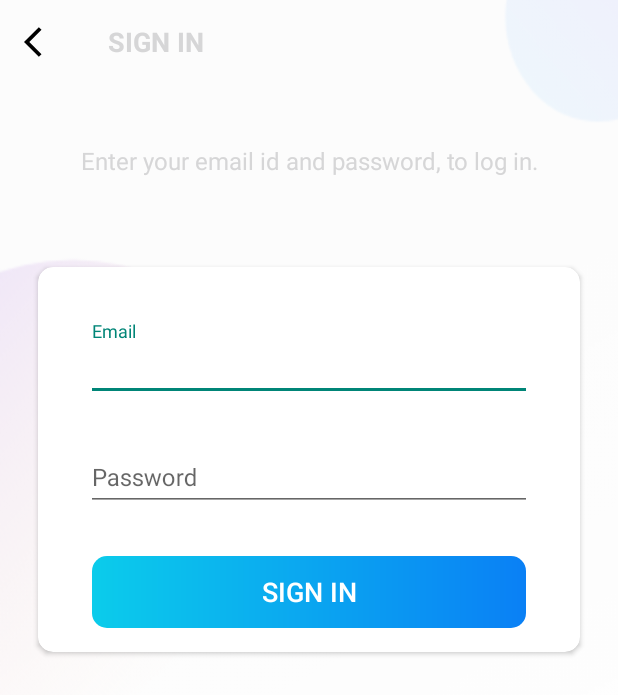
After one commit to sashok1353/android-projects, an Android app: the SignInActivity screen opened directly, with no data from a screen before it, on a phone screen of 412 x 824 dp. The commit adds this screen. Shown: the top 695 px of the screen. Run offline under Robolectric (Android 15) with nearby library versions, the phone set to English and light mode, and no system bars.

Commit message:
Setting up sign in activity

```diff
--- a/Projemanag/app/src/main/AndroidManifest.xml
+++ b/Projemanag/app/src/main/AndroidManifest.xml
@@ -13,10 +13,19 @@
         android:theme="@style/Theme.Projemanag"
         tools:targetApi="31">
         <activity
-            android:name=".SignUpActivity"
+            android:name=".SignInActivity"
             android:screenOrientation="portrait"
             android:theme="@style/Theme.AppCompat.DayNight.NoActionBar"
             android:exported="false">
+            <meta-data
+                android:name="android.app.lib_name"
+                android:value="" />
+        </activity>
+        <activity
+            android:name=".SignUpActivity"
+            android:exported="false"
+            android:screenOrientation="portrait"
+            android:theme="@style/Theme.AppCompat.DayNight.NoActionBar">
             <meta-data
                 android:name="android.app.lib_name"
                 android:value="" />
--- a/Projemanag/app/src/main/java/com/example/projemanag/IntroActivity.kt
+++ b/Projemanag/app/src/main/java/com/example/projemanag/IntroActivity.kt
@@ -23,5 +23,8 @@ class IntroActivity : AppCompatActivity() {
             startActivity(Intent(this, SignUpActivity::class.java))
         }
 
+        binding?.btnSignInIntro?.setOnClickListener {
+            startActivity(Intent(this, SignInActivity::class.java))
+        }
     }
 }
--- /dev/null
+++ b/Projemanag/app/src/main/java/com/example/projemanag/SignInActivity.kt
@@ -0,0 +1,38 @@
+package com.example.projemanag
+
+import androidx.appcompat.app.AppCompatActivity
+import android.os.Bundle
+import android.view.WindowManager
+import com.example.projemanag.databinding.ActivitySignInBinding
+
+class SignInActivity : AppCompatActivity() {
+
+    var binding: ActivitySignInBinding? = null
+
+    override fun onCreate(savedInstanceState: Bundle?) {
+        super.onCreate(savedInstanceState)
+        binding = ActivitySignInBinding.inflate(layoutInflater)
+        setContentView(binding?.root)
+
+        window.setFlags(
+            WindowManager.LayoutParams.FLAG_FULLSCREEN,
+            WindowManager.LayoutParams.FLAG_FULLSCREEN
+        )
+
+        setupActionBar()
+    }
+
+    private fun setupActionBar() {
+        setSupportActionBar(binding?.toolbarSignInActivity)
+
+        val actionBar = supportActionBar
+        if(actionBar != null) {
+            actionBar.setDisplayHomeAsUpEnabled(true)
+            actionBar.setHomeAsUpIndicator(R.drawable.ic_black_color_back_24dp)
+        }
+
+        binding?.toolbarSignInActivity?.setNavigationOnClickListener {
+            onBackPressed()
+        }
+    }
+}
--- /dev/null
+++ b/Projemanag/app/src/main/res/layout/activity_sign_in.xml
@@ -0,0 +1,111 @@
+<?xml version="1.0" encoding="utf-8"?>
+<LinearLayout xmlns:android="http://schemas.android.com/apk/res/android"
+    xmlns:app="http://schemas.android.com/apk/res-auto"
+    xmlns:tools="http://schemas.android.com/tools"
+    android:layout_width="match_parent"
+    android:layout_height="match_parent"
+    android:background="@drawable/ic_background"
+    android:orientation="vertical"
+    tools:context=".SignUpActivity">
+
+    <androidx.appcompat.widget.Toolbar
+        android:id="@+id/toolbar_sign_in_activity"
+        android:layout_width="match_parent"
+        android:layout_height="?attr/actionBarSize">
+
+        <TextView
+            android:id="@+id/tv_title"
+            android:layout_width="match_parent"
+            android:layout_height="match_parent"
+            android:gravity="center_vertical"
+            android:text="@string/sign_in"
+            android:textColor="@color/primary_text_color"
+            android:textSize="@dimen/toolbar_title_text_size"
+            android:textStyle="bold" />
+
+    </androidx.appcompat.widget.Toolbar>
+
+    <LinearLayout
+        android:layout_width="match_parent"
+        android:layout_height="match_parent"
+        android:layout_gravity="center"
+        android:layout_marginTop="@dimen/authentication_screen_content_marginTop"
+        android:orientation="vertical">
+
+        <TextView
+            android:layout_width="match_parent"
+            android:layout_height="wrap_content"
+            android:layout_marginStart="@dimen/authentication_screen_marginStartEnd"
+            android:layout_marginEnd="@dimen/authentication_screen_marginStartEnd"
+            android:gravity="center"
+            android:text="@string/sign_in_description_text"
+            android:textColor="@color/secondary_text_color"
+            android:textSize="@dimen/authentication_description_text_size" />
+
+        <androidx.cardview.widget.CardView
+            android:layout_width="match_parent"
+            android:layout_height="wrap_content"
+            android:layout_marginStart="@dimen/authentication_screen_marginStartEnd"
+            android:layout_marginTop="@dimen/authentication_screen_card_view_marginTop"
+            android:layout_marginEnd="@dimen/authentication_screen_marginStartEnd"
+            android:elevation="@dimen/card_view_elevation"
+            app:cardCornerRadius="@dimen/card_view_corner_radius">
+
+            <LinearLayout
+                android:layout_width="match_parent"
+                android:layout_height="wrap_content"
+                android:orientation="vertical"
+                android:padding="@dimen/card_view_layout_content_padding">
+
+                <com.google.android.material.textfield.TextInputLayout
+                    android:layout_width="match_parent"
+                    android:layout_height="wrap_content"
+                    android:layout_marginStart="@dimen/authentication_screen_til_marginStartEnd"
+                    android:layout_marginTop="@dimen/authentication_screen_til_marginTop"
+                    android:layout_marginEnd="@dimen/authentication_screen_til_marginStartEnd">
+
+                    <androidx.appcompat.widget.AppCompatEditText
+                        android:id="@+id/et_email"
+                        android:layout_width="match_parent"
+                        android:layout_height="wrap_content"
+                        android:hint="@string/email"
+                        android:inputType="textEmailAddress"
+                        android:textSize="@dimen/et_text_size" />
+                </com.google.android.material.textfield.TextInputLayout>
+
+                <com.google.android.material.textfield.TextInputLayout
+                    android:layout_width="match_parent"
+                    android:layout_height="wrap_content"
+                    android:layout_marginStart="@dimen/authentication_screen_til_marginStartEnd"
+                    android:layout_marginTop="@dimen/authentication_screen_til_marginTop"
+                    android:layout_marginEnd="@dimen/authentication_screen_til_marginStartEnd">
+
+                    <androidx.appcompat.widget.AppCompatEditText
+                        android:id="@+id/et_password"
+                        android:layout_width="match_parent"
+                        android:layout_height="wrap_content"
+                        android:hint="@string/password"
+                        android:inputType="textPassword"
+                        android:textSize="16sp" />
+                </com.google.android.material.textfield.TextInputLayout>
+
+                <androidx.appcompat.widget.AppCompatButton
+                    android:id="@+id/btn_sign_in"
+                    android:layout_width="match_parent"
+                    android:layout_height="wrap_content"
+                    android:layout_gravity="center"
+                    android:layout_marginStart="@dimen/btn_marginStartEnd"
+                    android:layout_marginTop="@dimen/sign_up_screen_btn_marginTop"
+                    android:layout_marginEnd="@dimen/btn_marginStartEnd"
+                    android:background="@drawable/shape_button_rounded"
+                    android:foreground="?attr/selectableItemBackground"
+                    android:gravity="center"
+                    android:paddingTop="@dimen/btn_paddingTopBottom"
+                    android:paddingBottom="@dimen/btn_paddingTopBottom"
+                    android:text="@string/sign_in"
+                    android:textColor="@android:color/white"
+                    android:textSize="@dimen/btn_text_size" />
+            </LinearLayout>
+        </androidx.cardview.widget.CardView>
+    </LinearLayout>
+</LinearLayout>
--- a/Projemanag/app/src/main/res/values/strings.xml
+++ b/Projemanag/app/src/main/res/values/strings.xml
@@ -6,6 +6,7 @@
     <string name="sign_in">SIGN IN</string>
     <string name="sign_up">SIGN UP</string>
     <string name="sign_up_description_text">Enter your name, email id and password, to register with us.</string>
+    <string name="sign_in_description_text">Enter your email id and password, to log in.</string>
     <string name="name">Name</string>
     <string name="password">Password</string>
     <string name="email">Email</string>
```
